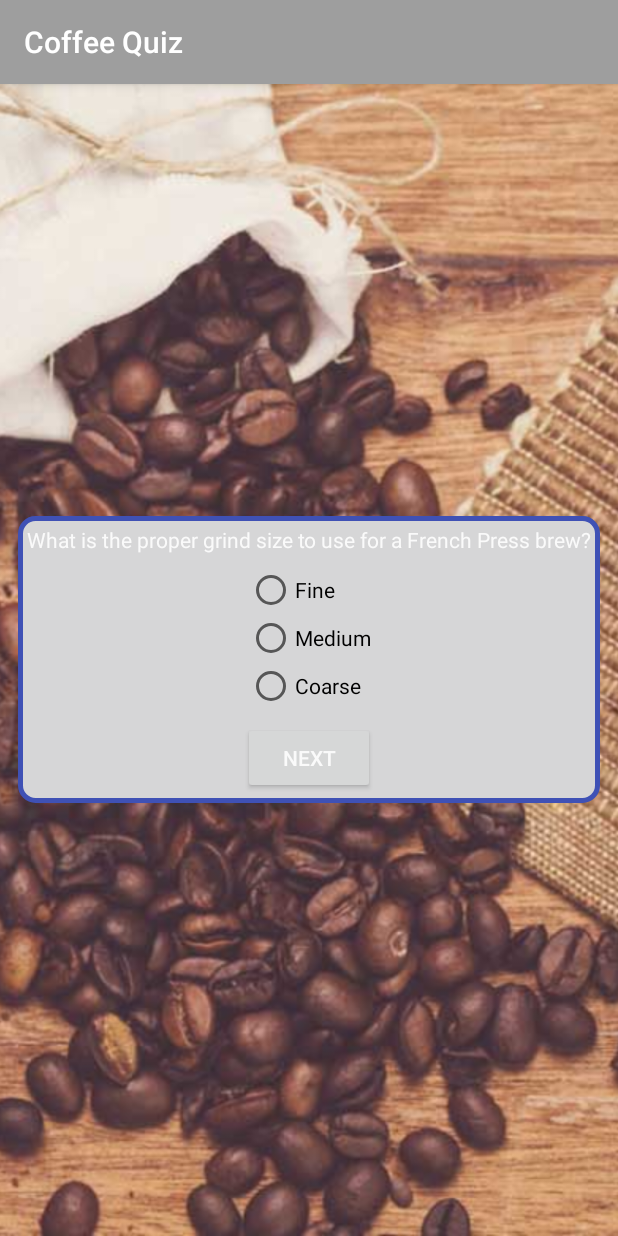
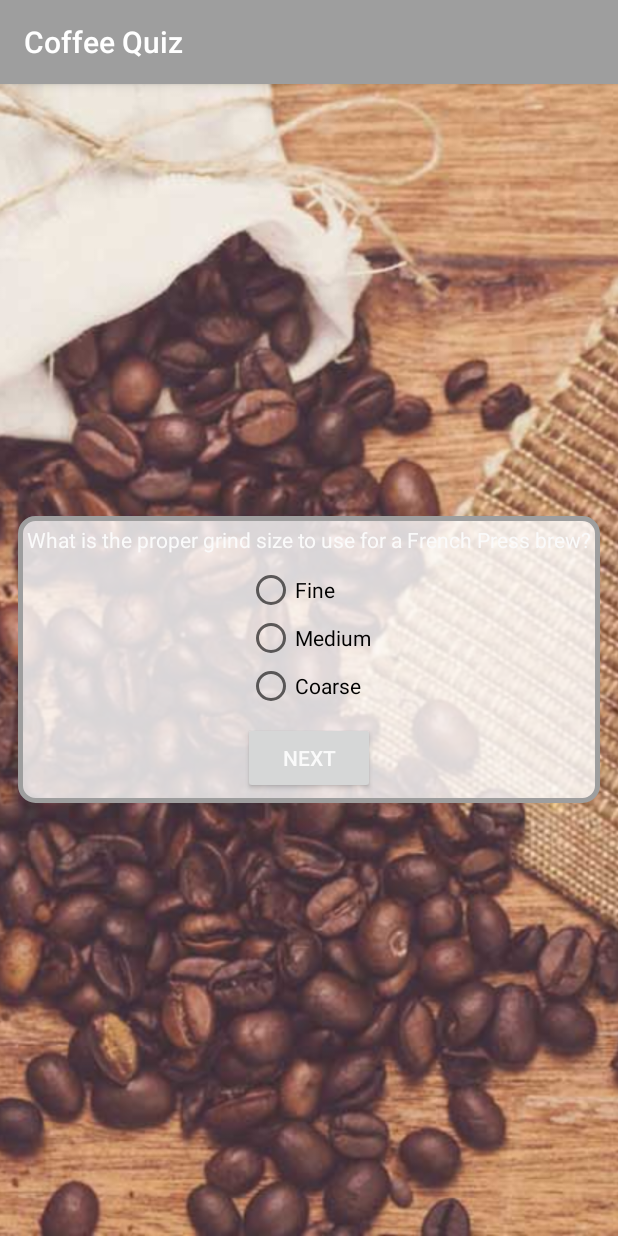
Before and after one commit to mrsethparker/CoffeeQuiz, an Android app: the screen it shows after launch (MainActivity), on a phone screen of 412 x 824 dp. Run offline under Robolectric (Android 15) with nearby library versions, the phone set to English and light mode, and no system bars.

Commit message:
style: add colors.xml file

```diff
--- a/app/src/main/res/values/colors.xml
+++ b/app/src/main/res/values/colors.xml
@@ -1,6 +1,7 @@
 <?xml version="1.0" encoding="utf-8"?>
 <resources>
-    <color name="colorPrimary">#3F51B5</color>
-    <color name="colorPrimaryDark">#303F9F</color>
-    <color name="colorAccent">#FF4081</color>
+    <color name="colorPrimary">#9E9E9E</color>
+    <color name="colorPrimaryDark">#757575</color>
+    <color name="colorAccent">#FFFFFF</color>
+    <color name="colorLayoutBG">#CCFFFFFF</color>
 </resources>
```
